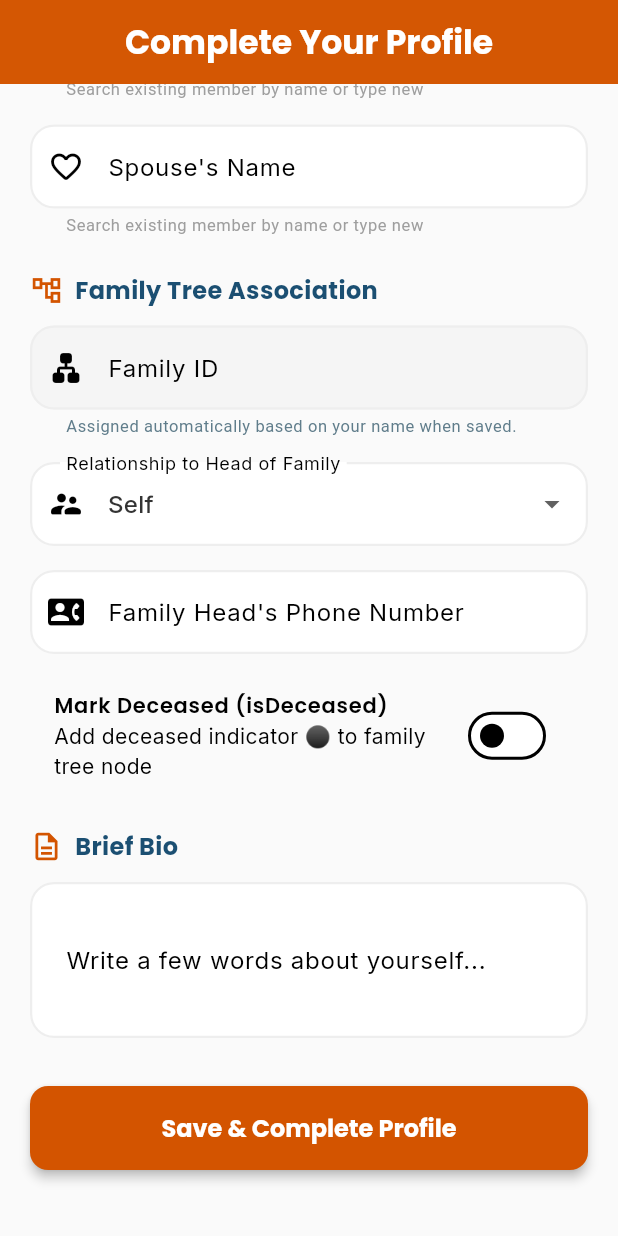
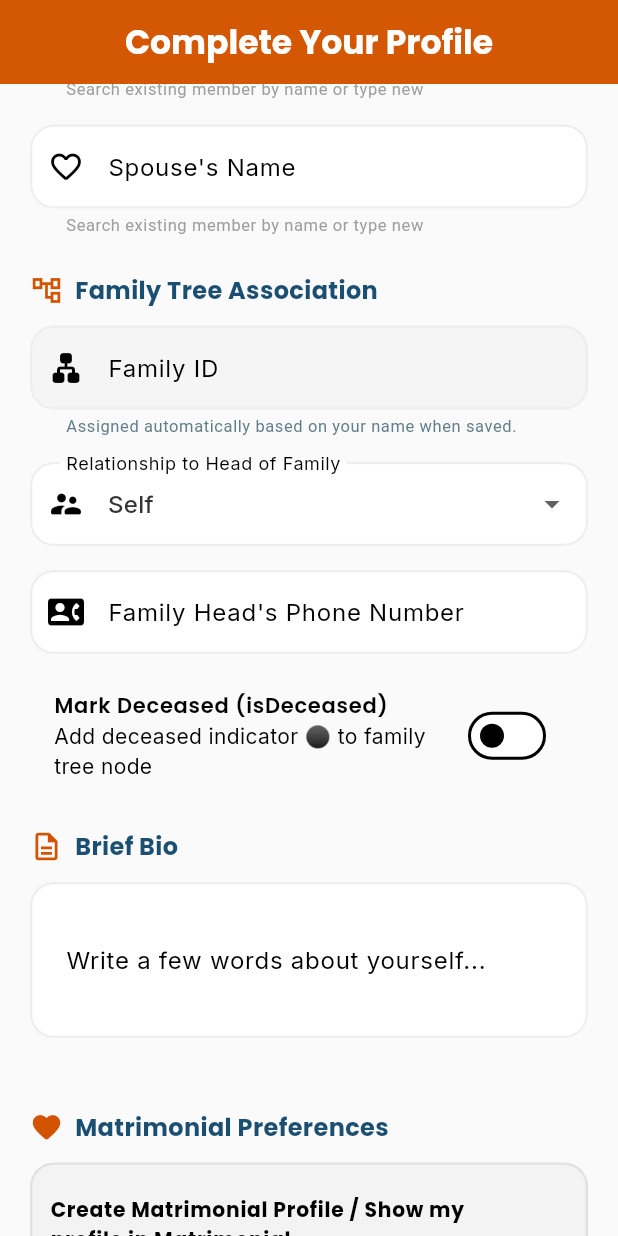
Before and after one commit to rishik-123/Final-Year-Project-Kutumbsetu, a Flutter app: the ProfileCompletionScreen screen opened by its route, scrolled down 1843 dp, on a phone screen of 412 x 824 dp. Run offline on Flutter 3.47's test engine with Material 3 defaults, Android fonts, the phone set to English and light mode, and no system bars; our stand-ins replace firebase_core, flutter_riverpod, go_router, google_fonts, image_picker, share_plus and 1 more; accounts and stored records are empty.

```diff
--- a/lib/screens/profile_completion_screen.dart
+++ b/lib/screens/profile_completion_screen.dart
@@ -1057,6 +1057,46 @@ class _ProfileCompletionScreenState extends ConsumerState<ProfileCompletionScree
                         border: OutlineInputBorder(borderRadius: BorderRadius.circular(12)),
                       ),
                     ),
+                    const SizedBox(height: 24),
+
+                    // SECTION 7: Matrimonial Opt-in
+                    _buildSectionHeader('Matrimonial Preferences', Icons.favorite_rounded),
+                    Container(
+                      padding: const EdgeInsets.all(12),
+                      decoration: BoxDecoration(
+                        color: _hasMatrimonialProfile ? const Color(0xFFFCE4D6).withValues(alpha: 0.5) : Colors.grey.withValues(alpha: 0.08),
+                        borderRadius: BorderRadius.circular(16),
+                        border: Border.all(
+                          color: _hasMatrimonialProfile ? const Color(0xFFE67E22) : Colors.grey.shade300,
+                          width: 1.5,
+                        ),
+                      ),
+                      child: CheckboxListTile(
+                        activeColor: const Color(0xFFE67E22),
+                        contentPadding: EdgeInsets.zero,
+                        value: _hasMatrimonialProfile,
+                        onChanged: (val) {
+                          setState(() {
+                            _hasMatrimonialProfile = val ?? false;
+                          });
+                        },
+                        title: Text(
+                          'Create Matrimonial Profile / Show my profile in Matrimonial',
+                          style: GoogleFonts.poppins(
+                            fontSize: 13.5,
+                            fontWeight: FontWeight.bold,
+                            color: _hasMatrimonialProfile ? const Color(0xFFD35400) : null,
+                          ),
+                        ),
+                        subtitle: Padding(
+                          padding: const EdgeInsets.only(top: 4.0),
+                          child: Text(
+                            'Opt-in to allow your profile to appear in Matrimonial searches. Other users will only see your Name, Age, and Gender until they send a connection request and you accept.',
+                            style: GoogleFonts.inter(fontSize: 11.5, color: Colors.grey.shade600),
+                          ),
+                        ),
+                      ),
+                    ),
                     const SizedBox(height: 32),
 
                     // Save Button
```
